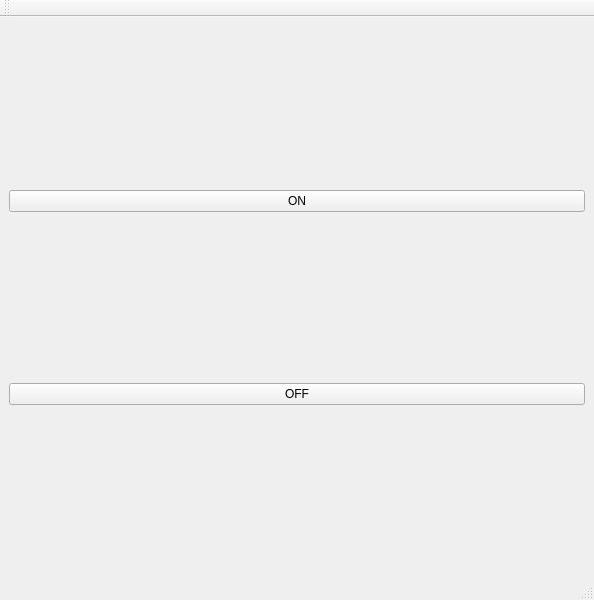
This is OnOff_RPi_backend/OnOff_RPi_backend.ui in USAFACyberPower/CyberPower as Qt 5 draws it before an edit. The edited form follows.
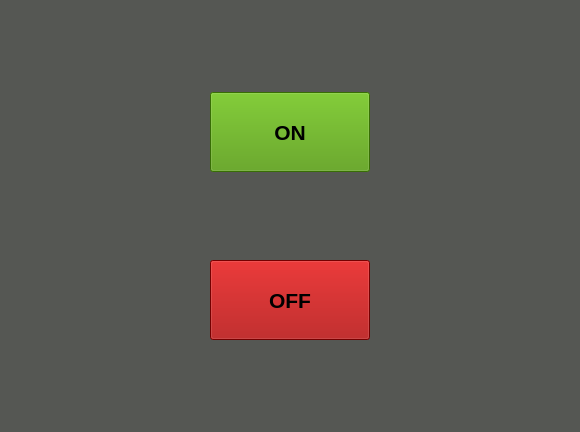
This is the edited form.

Commit message: Updated test gui, now functional.

Patch:
```diff
--- a/OnOff_RPi_backend/OnOff_RPi_backend.ui
+++ b/OnOff_RPi_backend/OnOff_RPi_backend.ui
@@ -1,41 +1,61 @@
 <?xml version="1.0" encoding="UTF-8"?>
 <ui version="4.0">
- <class>MainWindow</class>
- <widget class="QMainWindow" name="MainWindow">
+ <class>Form</class>
+ <widget class="QWidget" name="Form">
   <property name="geometry">
    <rect>
     <x>0</x>
     <y>0</y>
-    <width>594</width>
-    <height>600</height>
+    <width>580</width>
+    <height>432</height>
    </rect>
   </property>
   <property name="windowTitle">
    <string>Fault Control</string>
   </property>
-  <widget class="QWidget" name="centralwidget">
-   <layout class="QVBoxLayout" name="verticalLayout">
-    <item>
-     <spacer name="verticalSpacer_2">
-      <property name="orientation">
-       <enum>Qt::Vertical</enum>
-      </property>
-      <property name="sizeHint" stdset="0">
-       <size>
-        <width>77</width>
-        <height>152</height>
-       </size>
-      </property>
-     </spacer>
-    </item>
-    <item>
+  <property name="styleSheet">
+   <string notr="true">background-color: rgb(85, 87, 83);</string>
+  </property>
+  <layout class="QGridLayout" name="gridLayout_2">
+   <item row="0" column="0">
+    <layout class="QGridLayout" name="gridLayout">
+     <item row="1" column="1">
      <widget class="QPushButton" name="on_btn">
+       <property name="sizePolicy">
+        <sizepolicy hsizetype="Minimum" vsizetype="Fixed">
+         <horstretch>0</horstretch>
+         <verstretch>0</verstretch>
+        </sizepolicy>
+       </property>
+       <property name="minimumSize">
+        <size>
+         <width>160</width>
+         <height>80</height>
+        </size>
+       </property>
+       <property name="font">
+        <font>
+         <pointsize>16</pointsize>
+         <weight>75</weight>
+         <italic>false</italic>
+         <bold>true</bold>
+        </font>
+       </property>
+       <property name="styleSheet">
+        <string notr="true">background-color: rgb(78, 154, 6);</string>
+       </property>
       <property name="text">
        <string>ON</string>
       </property>
-     </widget>
-    </item>
-    <item>
+       <property name="iconSize">
+        <size>
+         <width>16</width>
+         <height>16</height>
+        </size>
+       </property>
+      </widget>
+     </item>
+     <item row="4" column="1">
      <spacer name="verticalSpacer_3">
       <property name="orientation">
        <enum>Qt::Vertical</enum>
@@ -48,14 +68,56 @@
       </property>
      </spacer>
     </item>
-    <item>
+     <item row="2" column="1">
+      <spacer name="verticalSpacer_2">
+       <property name="orientation">
+        <enum>Qt::Vertical</enum>
+       </property>
+       <property name="sizeHint" stdset="0">
+        <size>
+         <width>20</width>
+         <height>40</height>
+        </size>
+       </property>
+      </spacer>
+     </item>
+     <item row="3" column="1">
      <widget class="QPushButton" name="off_btn">
+       <property name="minimumSize">
+        <size>
+         <width>160</width>
+         <height>80</height>
+        </size>
+       </property>
+       <property name="font">
+        <font>
+         <pointsize>16</pointsize>
+         <weight>75</weight>
+         <bold>true</bold>
+        </font>
+       </property>
+       <property name="styleSheet">
+        <string notr="true">background-color: rgb(164, 0, 0);</string>
+       </property>
       <property name="text">
        <string>OFF</string>
       </property>
      </widget>
     </item>
-    <item>
+     <item row="1" column="0">
+      <spacer name="horizontalSpacer">
+       <property name="orientation">
+        <enum>Qt::Horizontal</enum>
+       </property>
+       <property name="sizeHint" stdset="0">
+        <size>
+         <width>40</width>
+         <height>20</height>
+        </size>
+       </property>
+      </spacer>
+     </item>
+     <item row="0" column="1">
      <spacer name="verticalSpacer">
       <property name="orientation">
        <enum>Qt::Vertical</enum>
@@ -68,30 +130,22 @@
       </property>
      </spacer>
     </item>
-   </layout>
-  </widget>
-  <widget class="QMenuBar" name="menubar">
-   <property name="geometry">
-    <rect>
-     <x>0</x>
-     <y>0</y>
-     <width>594</width>
-     <height>22</height>
-    </rect>
-   </property>
-  </widget>
-  <widget class="QStatusBar" name="statusbar"/>
-  <widget class="QToolBar" name="toolBar">
-   <property name="windowTitle">
-    <string>toolBar</string>
-   </property>
-   <attribute name="toolBarArea">
-    <enum>TopToolBarArea</enum>
-   </attribute>
-   <attribute name="toolBarBreak">
-    <bool>false</bool>
-   </attribute>
-  </widget>
+     <item row="1" column="2">
+      <spacer name="horizontalSpacer_2">
+       <property name="orientation">
+        <enum>Qt::Horizontal</enum>
+       </property>
+       <property name="sizeHint" stdset="0">
+        <size>
+         <width>40</width>
+         <height>20</height>
+        </size>
+       </property>
+      </spacer>
+     </item>
+    </layout>
+   </item>
+  </layout>
  </widget>
  <resources/>
  <connections/>
```
Left out of the diff: 2 changed lines with no effect on the pictures. Lines whose indentation alone changed are shown as unchanged. The commit also changes 4 other files.
